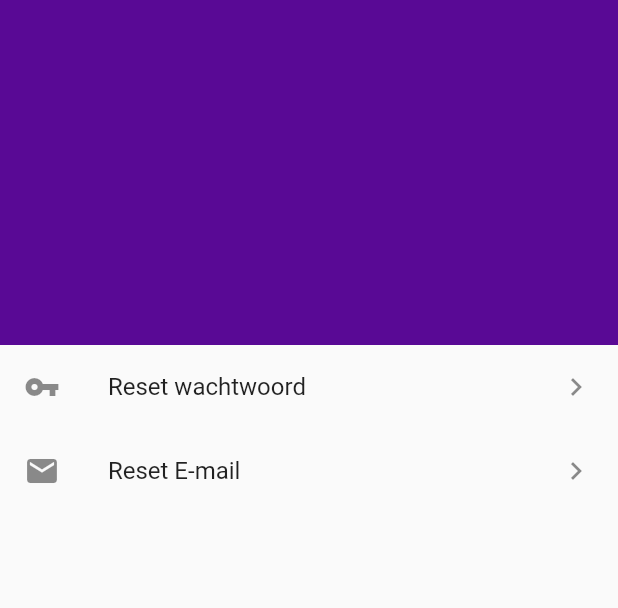
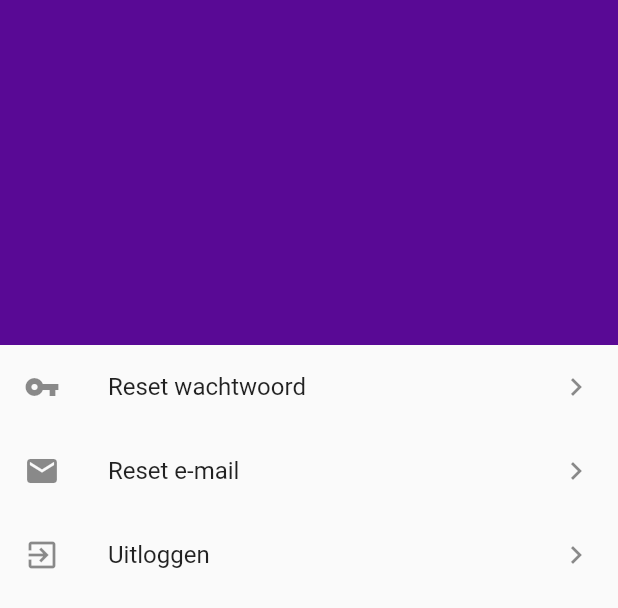
Before and after one commit to vyashh/event_app_ikfram, a Flutter app: the ProfileScreen widget shown alone on an empty page, opened directly, on a phone screen of 412 x 824 dp. Shown: the top 608 px of the screen. Run offline on Flutter 3.47's test engine with Material 2 defaults, Android fonts, the phone set to English and light mode, and no system bars; our stand-ins replace cloud_firestore, firebase_auth, firebase_core; accounts and stored records are empty.

Commit message:
added options on profile screen

```diff
--- a/lib/screens/profile_screen.dart
+++ b/lib/screens/profile_screen.dart
@@ -26,7 +26,6 @@ class ProfileScreen extends StatelessWidget {
         Container(
           height: 230,
           color: Theme.of(context).colorScheme.purple,
-
         ),
         ListTile(
           leading: Icon(Icons.vpn_key_sharp),
@@ -35,8 +34,16 @@ class ProfileScreen extends StatelessWidget {
         ),
         ListTile(
           leading: Icon(Icons.email),
-          title: Text('Reset E-mail'),
+          title: Text('Reset e-mail'),
           trailing: Icon(Icons.chevron_right),
+        ),
+        ListTile(
+          leading: Icon(Icons.exit_to_app),
+          title: Text('Uitloggen'),
+          trailing: Icon(Icons.chevron_right),
+          onTap: () {
+            context.read<AuthProvider>().signOut();
+          },
         ),
       ],
     );
```
